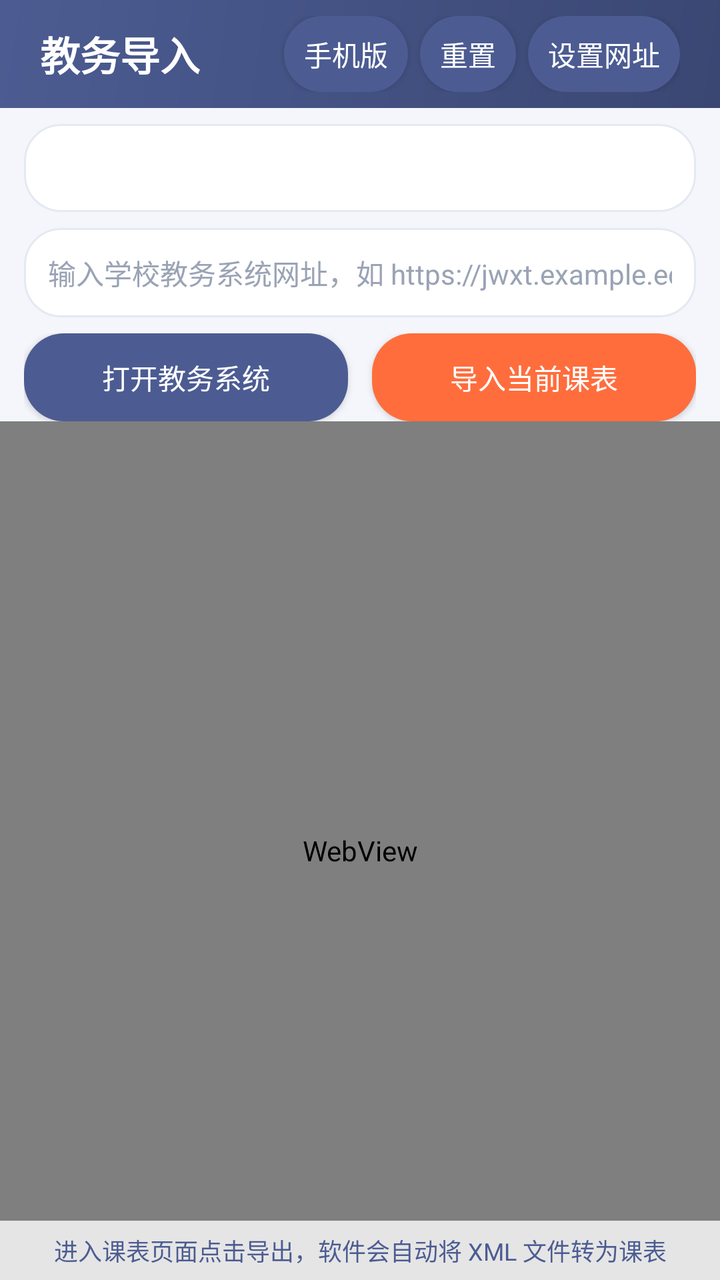
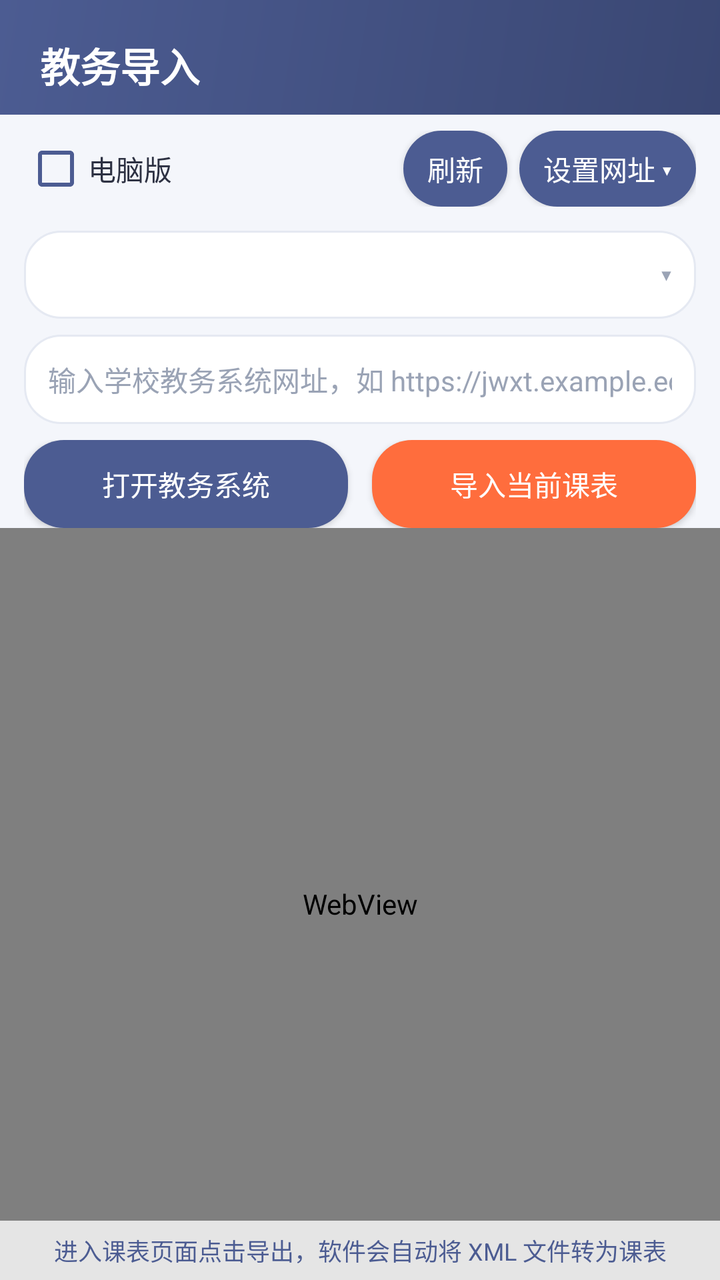

The first picture is an Android layout as it rendered before a commit; the second is the same layout after the commit. The layout source and the unified diff follow.
<!-- AndroidManifest.xml: application theme Theme.QingKebiao -->
<!-- res/layout/activity_web_import.xml -->
<?xml version="1.0" encoding="utf-8"?>
<LinearLayout xmlns:android="http://schemas.android.com/apk/res/android"
    android:orientation="vertical"
    android:background="#F4F6FB"
    android:layout_width="match_parent"
    android:layout_height="match_parent">

    <LinearLayout
        android:orientation="vertical"
        android:background="@drawable/bg_header"
        android:paddingLeft="20dp"
        android:paddingRight="20dp"
        android:paddingTop="8dp"
        android:paddingBottom="8dp"
        android:layout_width="match_parent"
        android:layout_height="wrap_content">
        <LinearLayout
            android:orientation="horizontal"
            android:gravity="center_vertical"
            android:layout_width="match_parent"
            android:layout_height="wrap_content">
            <TextView
                android:text="教务导入"
                android:textColor="#FFFFFF"
                android:textSize="20sp"
                android:textStyle="bold"
                android:layout_width="0dp"
                android:layout_height="wrap_content"
                android:layout_weight="1" />
            <Button
                android:id="@+id/btn_toggle_ua"
                android:text="手机版"
                android:textColor="#FFFFFF"
                android:background="@drawable/bg_button_dark"
                android:layout_width="wrap_content"
                android:layout_height="38dp"
                android:minWidth="0dp"
                android:paddingLeft="10dp"
                android:paddingRight="10dp"
                android:layout_marginRight="6dp" />
            <Button
                android:id="@+id/btn_reset_zoom"
                android:text="重置"
                android:textColor="#FFFFFF"
                android:background="@drawable/bg_button_dark"
                android:layout_width="wrap_content"
                android:layout_height="38dp"
                android:minWidth="0dp"
                android:paddingLeft="10dp"
                android:paddingRight="10dp"
                android:layout_marginRight="6dp" />
            <Button
                android:id="@+id/btn_toggle_controls"
                android:text="设置网址"
                android:textColor="#FFFFFF"
                android:background="@drawable/bg_button_dark"
                android:layout_width="wrap_content"
                android:layout_height="38dp"
                android:minWidth="0dp"
                android:paddingLeft="10dp"
                android:paddingRight="10dp" />
        </LinearLayout>
    </LinearLayout>

    <TextView
        android:id="@+id/tv_mobile_hint"
        android:text="手机版如果显示异常请切换至电脑版"
        android:textColor="#FF6D3D"
        android:textSize="12sp"
        android:gravity="center"
        android:paddingTop="4dp"
        android:paddingBottom="4dp"
        android:paddingLeft="12dp"
        android:paddingRight="12dp"
        android:visibility="gone"
        android:layout_width="match_parent"
        android:layout_height="wrap_content" />

    <LinearLayout
        android:id="@+id/controls_panel"
        android:orientation="vertical"
        android:layout_width="match_parent"
        android:layout_height="wrap_content">
        <Spinner
            android:id="@+id/sp_school_preset"
            android:layout_marginLeft="12dp"
            android:layout_marginRight="12dp"
            android:layout_marginTop="8dp"
            android:background="@drawable/bg_search_box"
            android:paddingLeft="10dp"
            android:paddingRight="10dp"
            android:layout_width="match_parent"
            android:layout_height="44dp" />

        <EditText
            android:id="@+id/et_school_url"
            android:hint="输入学校教务系统网址，如 https://jwxt.example.edu.cn"
            android:textSize="14sp"
            android:textColor="#2D3142"
            android:textColorHint="#9AA3B5"
            android:background="@drawable/bg_search_box"
            android:padding="12dp"
            android:inputType="textUri"
            android:layout_marginLeft="12dp"
            android:layout_marginRight="12dp"
            android:layout_marginTop="8dp"
            android:layout_width="match_parent"
            android:layout_height="wrap_content" />

        <LinearLayout
            android:orientation="horizontal"
            android:paddingLeft="12dp"
            android:paddingRight="12dp"
            android:paddingTop="8dp"
            android:paddingBottom="0dp"
            android:layout_width="match_parent"
            android:layout_height="wrap_content">
            <Button
                android:id="@+id/btn_open_schedule"
                android:text="打开教务系统"
                android:textColor="#FFFFFF"
                android:background="@drawable/bg_button_dark"
                android:layout_width="0dp"
                android:layout_height="44dp"
                android:layout_weight="1"
                android:layout_marginRight="6dp" />
            <Button
                android:id="@+id/btn_import_schedule"
                android:text="导入当前课表"
                android:textColor="#FFFFFF"
                android:background="@drawable/bg_button_primary"
                android:layout_width="0dp"
                android:layout_height="44dp"
                android:layout_weight="1"
                android:layout_marginLeft="6dp" />
        </LinearLayout>
    </LinearLayout>

    <FrameLayout
        android:layout_width="match_parent"
        android:layout_height="0dp"
        android:layout_weight="1">
        <WebView
            android:id="@+id/webview"
            android:layout_width="match_parent"
            android:layout_height="match_parent" />
        <TextView
            android:id="@+id/tv_import_tip"
            android:text="进入课表页面点击导出，软件会自动将 XML 文件转为课表"
            android:textColor="#4C5C92"
            android:textSize="12sp"
            android:gravity="center"
            android:paddingTop="6dp"
            android:paddingBottom="6dp"
            android:paddingLeft="12dp"
            android:paddingRight="12dp"
            android:background="#CCFFFFFF"
            android:layout_gravity="bottom|center_horizontal"
            android:layout_width="match_parent"
            android:layout_height="wrap_content" />
    </FrameLayout>
</LinearLayout>
<!-- resources referenced by this layout -->
<resources>
  <!-- drawable bg_button_dark (drawable) -->
  <shape xmlns:android="http://schemas.android.com/apk/res/android">
      <solid android:color="#4C5C92" />
      <corners android:radius="20dp" />
  </shape>
  <!-- drawable bg_button_primary (drawable) -->
  <shape xmlns:android="http://schemas.android.com/apk/res/android">
      <solid android:color="#FF6D3D" />
      <corners android:radius="20dp" />
  </shape>
  <!-- drawable bg_header (drawable) -->
  <shape xmlns:android="http://schemas.android.com/apk/res/android">
      <gradient
          android:startColor="#4C5C92"
          android:endColor="#3A4773"
          android:angle="315" />
  </shape>
  <!-- drawable bg_search_box (drawable) -->
  <shape xmlns:android="http://schemas.android.com/apk/res/android">
      <solid android:color="#FFFFFF" />
      <corners android:radius="18dp" />
      <stroke android:width="1dp" android:color="#E5E9F2" />
  </shape>
  <style name="Theme.QingKebiao" parent="@android:style/Theme.Material.Light.NoActionBar">
          <item name="android:colorPrimary">#4C5C92</item>
          <item name="android:colorAccent">#FF6D3D</item>
          <item name="android:windowBackground">#F4F6FB</item>
          <item name="android:navigationBarColor">#FFFFFF</item>
          <item name="android:statusBarColor">#3A4773</item>
          <item name="android:textColorPrimary">#2D3142</item>
      </style>
</resources>

<!-- the commit's change to res/layout/activity_web_import.xml (unified diff, before → after) -->
@@ -10,56 +10,58 @@
         android:background="@drawable/bg_header"
         android:paddingLeft="20dp"
         android:paddingRight="20dp"
-        android:paddingTop="8dp"
-        android:paddingBottom="8dp"
+        android:paddingTop="18dp"
+        android:paddingBottom="10dp"
         android:layout_width="match_parent"
         android:layout_height="wrap_content">
-        <LinearLayout
-            android:orientation="horizontal"
-            android:gravity="center_vertical"
-            android:layout_width="match_parent"
-            android:layout_height="wrap_content">
-            <TextView
-                android:text="教务导入"
-                android:textColor="#FFFFFF"
-                android:textSize="20sp"
-                android:textStyle="bold"
-                android:layout_width="0dp"
-                android:layout_height="wrap_content"
-                android:layout_weight="1" />
-            <Button
-                android:id="@+id/btn_toggle_ua"
-                android:text="手机版"
-                android:textColor="#FFFFFF"
-                android:background="@drawable/bg_button_dark"
-                android:layout_width="wrap_content"
-                android:layout_height="38dp"
-                android:minWidth="0dp"
-                android:paddingLeft="10dp"
-                android:paddingRight="10dp"
-                android:layout_marginRight="6dp" />
-            <Button
-                android:id="@+id/btn_reset_zoom"
-                android:text="重置"
-                android:textColor="#FFFFFF"
-                android:background="@drawable/bg_button_dark"
-                android:layout_width="wrap_content"
-                android:layout_height="38dp"
-                android:minWidth="0dp"
-                android:paddingLeft="10dp"
-                android:paddingRight="10dp"
-                android:layout_marginRight="6dp" />
-            <Button
-                android:id="@+id/btn_toggle_controls"
-                android:text="设置网址"
-                android:textColor="#FFFFFF"
-                android:background="@drawable/bg_button_dark"
-                android:layout_width="wrap_content"
-                android:layout_height="38dp"
-                android:minWidth="0dp"
-                android:paddingLeft="10dp"
-                android:paddingRight="10dp" />
-        </LinearLayout>
+        <TextView
+            android:text="教务导入"
+            android:textColor="#FFFFFF"
+            android:textSize="20sp"
+            android:textStyle="bold"
+            android:layout_width="wrap_content"
+            android:layout_height="wrap_content" />
+    </LinearLayout>
+
+    <LinearLayout
+        android:orientation="horizontal"
+        android:gravity="center_vertical"
+        android:paddingLeft="12dp"
+        android:paddingRight="12dp"
+        android:paddingTop="8dp"
+        android:paddingBottom="4dp"
+        android:layout_width="match_parent"
+        android:layout_height="wrap_content">
+        <CheckBox
+            android:id="@+id/cb_desktop_mode"
+            android:text="电脑版"
+            android:textColor="#2D3142"
+            android:textSize="14sp"
+            android:buttonTint="#4C5C92"
+            android:layout_width="0dp"
+            android:layout_height="wrap_content"
+            android:layout_weight="1" />
+        <Button
+            android:id="@+id/btn_reset_zoom"
+            android:text="刷新"
+            android:textColor="#FFFFFF"
+            android:background="@drawable/bg_button_dark"
+            android:layout_width="wrap_content"
+            android:layout_height="38dp"
+            android:minWidth="0dp"
+            android:paddingLeft="12dp"
+            android:paddingRight="12dp"
+            android:layout_marginRight="6dp" />
+        <Button
+            android:id="@+id/btn_toggle_controls"
+            android:text="设置网址 ▾"
+            android:textColor="#FFFFFF"
+            android:background="@drawable/bg_button_dark"
+            android:layout_width="wrap_content"
+            android:layout_height="38dp"
+            android:minWidth="0dp"
+            android:paddingLeft="12dp"
+            android:paddingRight="12dp" />
     </LinearLayout>
 
     <TextView
@@ -81,16 +83,33 @@
         android:orientation="vertical"
         android:layout_width="match_parent"
         android:layout_height="wrap_content">
-        <Spinner
-            android:id="@+id/sp_school_preset"
+        <LinearLayout
+            android:orientation="horizontal"
+            android:gravity="center_vertical"
+            android:background="@drawable/bg_search_box"
+            android:paddingLeft="4dp"
+            android:paddingRight="12dp"
             android:layout_marginLeft="12dp"
             android:layout_marginRight="12dp"
             android:layout_marginTop="8dp"
-            android:background="@drawable/bg_search_box"
-            android:paddingLeft="10dp"
-            android:paddingRight="10dp"
             android:layout_width="match_parent"
-            android:layout_height="44dp" />
+            android:layout_height="44dp">
+            <Spinner
+                android:id="@+id/sp_school_preset"
+                android:background="@null"
+                android:paddingLeft="8dp"
+                android:paddingRight="4dp"
+                android:layout_width="0dp"
+                android:layout_height="match_parent"
+                android:layout_weight="1" />
+            <TextView
+                android:id="@+id/tv_spinner_arrow"
+                android:text="▾"
+                android:textSize="16sp"
+                android:textColor="#9AA3B5"
+                android:layout_width="wrap_content"
+                android:layout_height="wrap_content" />
+        </LinearLayout>
 
         <EditText
             android:id="@+id/et_school_url"
